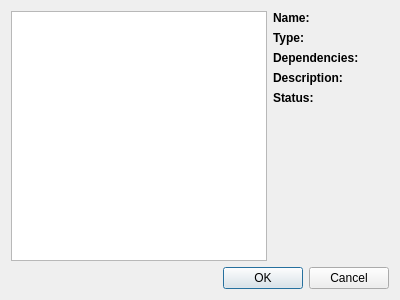
Above: src/pluginswindow.ui from opencor/opencor before the change. Below: the same form after it.
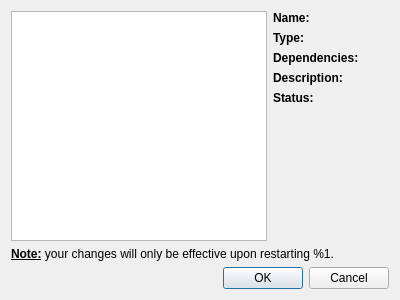
That is the form after the change.

Commit message: Only load the plugins that the user wants to load. Handle the checking/unchecking of plugins from the plugins window.

What changed in the file:
```diff
--- a/src/pluginswindow.ui
+++ b/src/pluginswindow.ui
@@ -173,6 +173,13 @@
      </item>
     </layout>
    </item>
+   <item>
+    <widget class="QLabel" name="noteLabel">
+     <property name="text">
+      <string>&lt;b&gt;&lt;u&gt;Note:&lt;/u&gt;&lt;/b&gt; your changes will only be effective upon restarting %1.</string>
+     </property>
+    </widget>
+   </item>
    <item>
     <widget class="QDialogButtonBox" name="buttonBox">
      <property name="standardButtons">
```
The commit also changes 7 other files.
